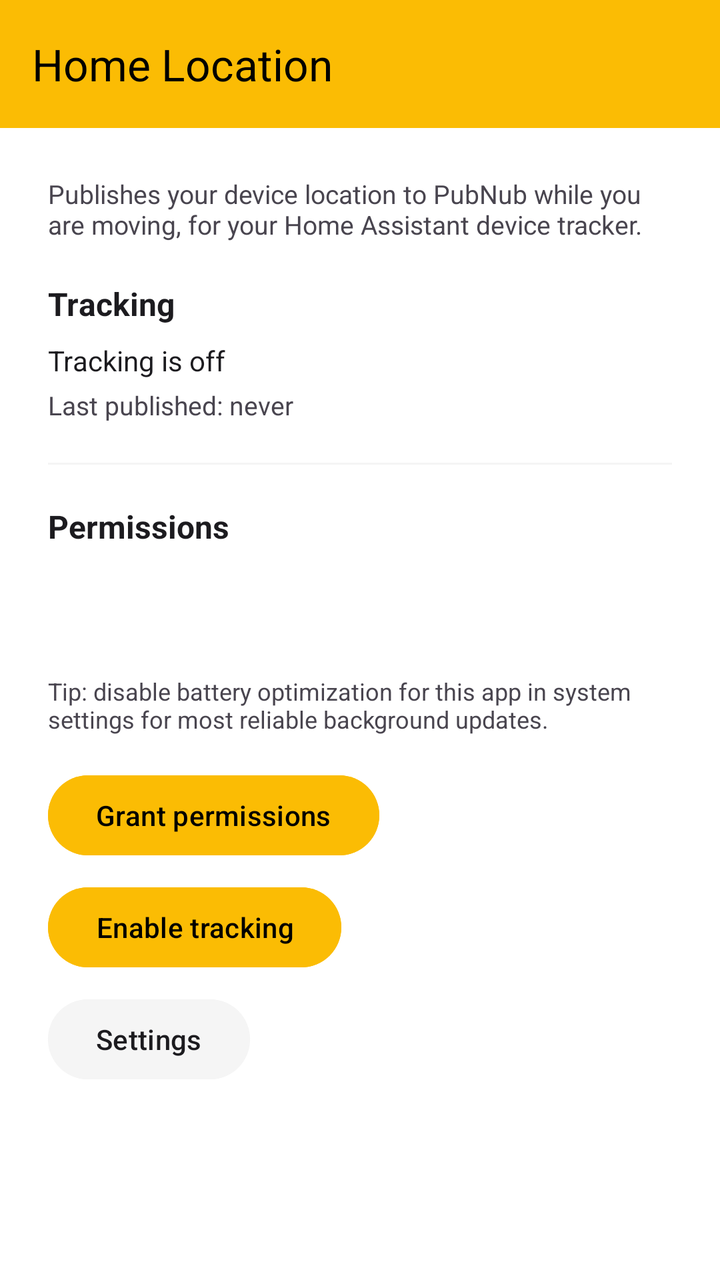
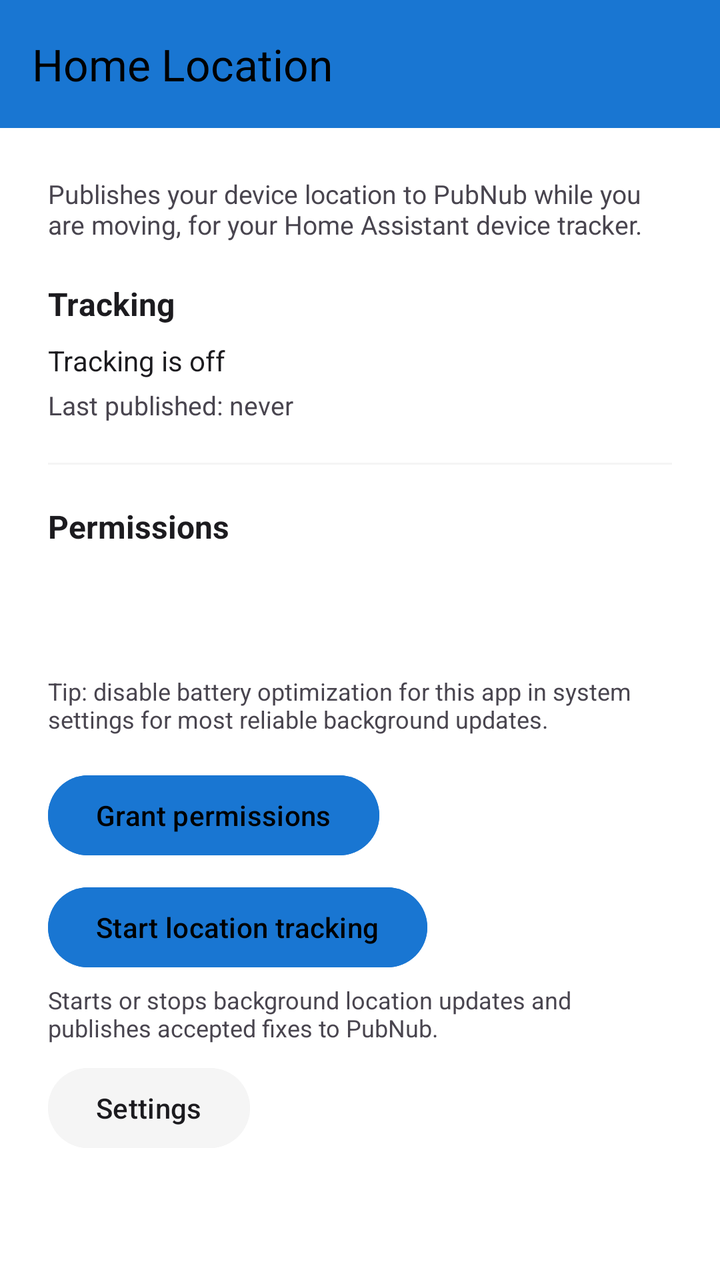

Two renders of the same Android screen: before a commit and after it. Below are the layout's source before the change and the commit's diff.
<!-- AndroidManifest.xml: activity theme Theme.HomeLocation -->
<!-- res/layout/activity_main.xml -->
<?xml version="1.0" encoding="utf-8"?>
<LinearLayout xmlns:android="http://schemas.android.com/apk/res/android"
    xmlns:app="http://schemas.android.com/apk/res-auto"
    xmlns:tools="http://schemas.android.com/tools"
    android:layout_width="match_parent"
    android:layout_height="match_parent"
    android:orientation="vertical"
    android:background="@color/surface"
    tools:context=".MainActivity">

    <androidx.appcompat.widget.Toolbar
        android:id="@+id/toolbar"
        android:layout_width="match_parent"
        android:layout_height="?attr/actionBarSize"
        android:background="@color/primary"
        app:title="@string/main_toolbar_title"
        app:titleTextColor="@color/black" />

    <ScrollView
        android:layout_width="match_parent"
        android:layout_height="match_parent">

        <LinearLayout
            android:layout_width="match_parent"
            android:layout_height="wrap_content"
            android:orientation="vertical"
            android:padding="24dp">

            <TextView
                android:layout_width="match_parent"
                android:layout_height="wrap_content"
                android:text="@string/main_description"
                android:textSize="13sp"
                android:textColor="@color/on_surface_secondary"
                android:layout_marginBottom="20dp" />

            <TextView
                android:layout_width="wrap_content"
                android:layout_height="wrap_content"
                android:text="@string/main_section_tracking"
                android:textSize="16sp"
                android:textStyle="bold"
                android:textColor="@color/on_surface"
                android:layout_marginBottom="8dp" />

            <TextView
                android:id="@+id/tvTrackingStatus"
                android:layout_width="wrap_content"
                android:layout_height="wrap_content"
                android:text="@string/tracking_off"
                android:textSize="14sp"
                android:textColor="@color/on_surface" />

            <TextView
                android:id="@+id/tvMovementState"
                android:layout_width="wrap_content"
                android:layout_height="wrap_content"
                android:layout_marginTop="4dp"
                android:textSize="13sp"
                android:textColor="@color/on_surface_secondary"
                android:visibility="gone" />

            <TextView
                android:id="@+id/tvLastPublished"
                android:layout_width="wrap_content"
                android:layout_height="wrap_content"
                android:layout_marginTop="4dp"
                android:text="@string/last_published_never"
                android:textSize="13sp"
                android:textColor="@color/on_surface_secondary" />

            <View
                android:layout_width="match_parent"
                android:layout_height="1dp"
                android:background="@color/surface_variant"
                android:layout_marginTop="20dp"
                android:layout_marginBottom="20dp" />

            <TextView
                android:layout_width="wrap_content"
                android:layout_height="wrap_content"
                android:text="@string/main_section_permissions"
                android:textSize="16sp"
                android:textStyle="bold"
                android:textColor="@color/on_surface"
                android:layout_marginBottom="8dp" />

            <TextView
                android:id="@+id/tvPermissionStatus"
                android:layout_width="match_parent"
                android:layout_height="wrap_content"
                android:textSize="13sp"
                android:textColor="@color/on_surface_secondary" />

            <TextView
                android:id="@+id/tvPubnubStatus"
                android:layout_width="match_parent"
                android:layout_height="wrap_content"
                android:layout_marginTop="8dp"
                android:textSize="13sp"
                android:textColor="@color/on_surface_secondary" />

            <TextView
                android:layout_width="match_parent"
                android:layout_height="wrap_content"
                android:layout_marginTop="12dp"
                android:text="@string/battery_note"
                android:textSize="12sp"
                android:textColor="@color/on_surface_secondary" />

            <Button
                android:id="@+id/btnGrantPermissions"
                android:layout_width="wrap_content"
                android:layout_height="wrap_content"
                android:layout_marginTop="16dp"
                android:text="@string/btn_grant_permissions"
                android:backgroundTint="@color/primary"
                android:textColor="@color/black" />

            <Button
                android:id="@+id/btnToggleTracking"
                android:layout_width="wrap_content"
                android:layout_height="wrap_content"
                android:layout_marginTop="8dp"
                android:text="@string/btn_enable_tracking"
                android:backgroundTint="@color/primary"
                android:textColor="@color/black" />

            <Button
                android:id="@+id/btnSettings"
                android:layout_width="wrap_content"
                android:layout_height="wrap_content"
                android:layout_marginTop="8dp"
                android:text="@string/btn_settings"
                android:backgroundTint="@color/surface_variant"
                android:textColor="@color/on_surface" />

        </LinearLayout>
    </ScrollView>
</LinearLayout>
<!-- resources referenced by this layout -->
<resources>
  <color name="black">#000000</color>
  <color name="on_surface">#1C1B1F</color>
  <color name="on_surface_secondary">#49454F</color>
  <color name="primary">#FBBC04</color>
  <color name="surface">#FFFFFF</color>
  <color name="surface_variant">#F5F5F5</color>
  <string name="battery_note">Tip: disable battery optimization for this app in system settings for most reliable background updates.</string>
  <string name="btn_enable_tracking">Enable tracking</string>
  <string name="btn_grant_permissions">Grant permissions</string>
  <string name="btn_settings">Settings</string>
  <string name="last_published_never">Last published: never</string>
  <string name="main_description">Publishes your device location to PubNub while you are moving, for your Home Assistant device tracker.</string>
  <string name="main_section_permissions">Permissions</string>
  <string name="main_section_tracking">Tracking</string>
  <string name="main_toolbar_title">Home Location</string>
  <string name="tracking_off">Tracking is off</string>
  <style name="Theme.HomeLocation" parent="Theme.Material3.DayNight.NoActionBar">
          <item name="colorPrimary">@color/primary</item>
          <item name="colorPrimaryContainer">@color/primary_light</item>
          <item name="colorOnPrimary">@color/black</item>
          <item name="android:windowBackground">@color/surface</item>
          <item name="android:textColorPrimary">@color/on_surface</item>
          <item name="android:textColorSecondary">@color/on_surface_secondary</item>
      </style>
  <color name="primary_light">#FFF3CD</color>
</resources>

<!-- the commit's change to res/layout/activity_main.xml (unified diff, before → after) -->
@@ -126,6 +126,14 @@
                 android:backgroundTint="@color/primary"
                 android:textColor="@color/black" />
 
+            <TextView
+                android:layout_width="match_parent"
+                android:layout_height="wrap_content"
+                android:layout_marginTop="4dp"
+                android:text="@string/tracking_button_hint"
+                android:textColor="@color/on_surface_secondary"
+                android:textSize="12sp" />
+
             <Button
                 android:id="@+id/btnSettings"
                 android:layout_width="wrap_content"
<!-- resource entries referenced after the edit -->
@@ -3,11 +3,11 @@
   <color name="black">#000000</color>
   <color name="on_surface">#1C1B1F</color>
   <color name="on_surface_secondary">#49454F</color>
-  <color name="primary">#FBBC04</color>
+  <color name="primary">#1976D2</color>
   <color name="surface">#FFFFFF</color>
   <color name="surface_variant">#F5F5F5</color>
   <string name="battery_note">Tip: disable battery optimization for this app in system settings for most reliable background updates.</string>
-  <string name="btn_enable_tracking">Enable tracking</string>
+  <string name="btn_enable_tracking">Start location tracking</string>
   <string name="btn_grant_permissions">Grant permissions</string>
   <string name="btn_settings">Settings</string>
   <string name="last_published_never">Last published: never</string>
@@ -15,6 +15,7 @@
   <string name="main_section_permissions">Permissions</string>
   <string name="main_section_tracking">Tracking</string>
   <string name="main_toolbar_title">Home Location</string>
+  <string name="tracking_button_hint">Starts or stops background location updates and publishes accepted fixes to PubNub.</string>
   <string name="tracking_off">Tracking is off</string>
   <style name="Theme.HomeLocation" parent="Theme.Material3.DayNight.NoActionBar">
           <item name="colorPrimary">@color/primary</item>
@@ -24,6 +25,6 @@
           <item name="android:textColorPrimary">@color/on_surface</item>
           <item name="android:textColorSecondary">@color/on_surface_secondary</item>
       </style>
-  <color name="primary_light">#FFF3CD</color>
+  <color name="primary_light">#D7E9FC</color>
 </resources>
 
